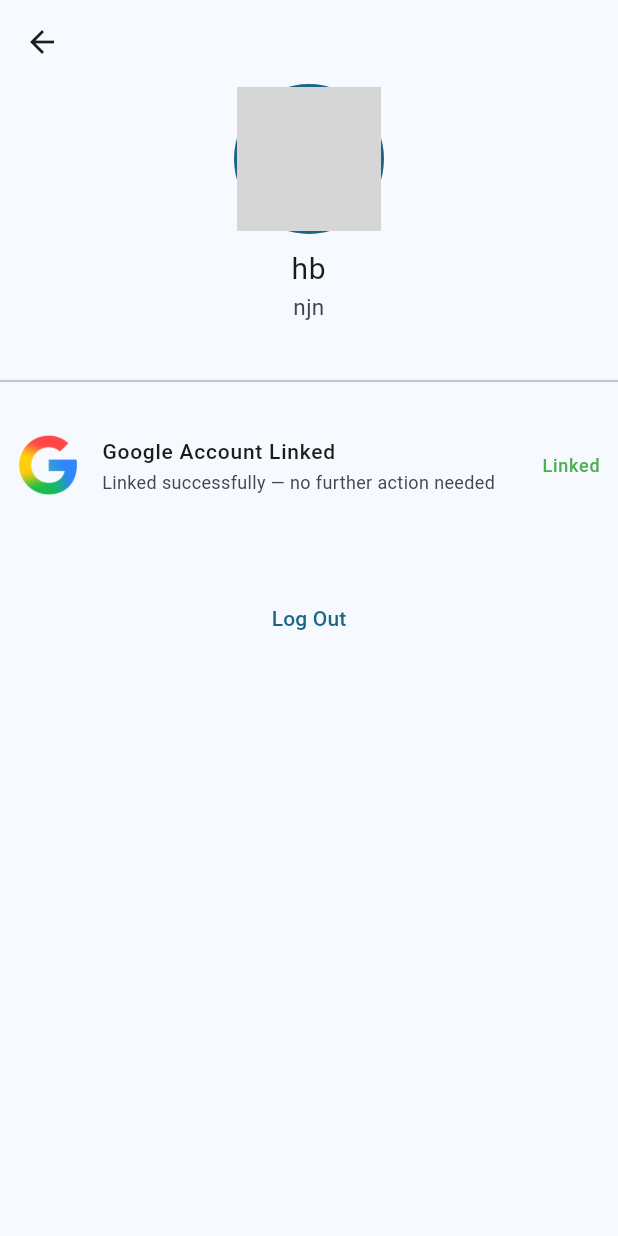
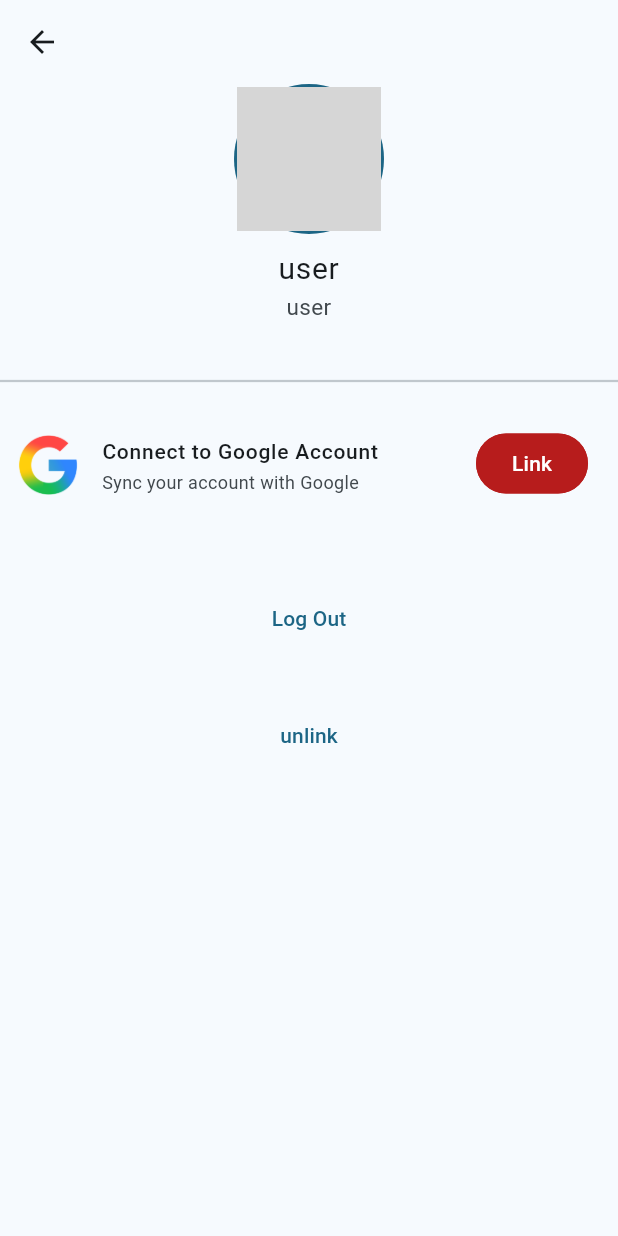
Before and after one commit to neeraj22003/ChatStore, a Flutter app: the AccountDashboard screen opened directly, on a phone screen of 412 x 824 dp. Run offline on Flutter 3.47's test engine with Material 3 defaults, Android fonts, the phone set to English and light mode, and no system bars; our stand-ins replace cached_network_image, cloud_firestore, firebase_auth, firebase_core, flutter_dotenv, geocoding and 2 more; missing offline and left inert: currency_sdk, google_sign_in_all_platforms; accounts and stored records are empty; network calls fail; grey boxes are pictures that could not be loaded.

Commit message:
fixed some minor issues and added seprate unlink button

```diff
--- a/lib/features/user/data/user_repository.dart
+++ b/lib/features/user/data/user_repository.dart
@@ -15,10 +15,10 @@ class UserRepository {
         .doc(userid)
         .get();
 
-    return UserDomain.fromJson(user.data()!);
+    return UserDomain.fromJson(user.data() ?? {});
   }
 
-  Future<void> saveUser(UserDomain user, String userId) async {
+  static Future<void> saveUser(UserDomain user, String userId) async {
     await FirebaseFirestore.instance
         .collection('users')
         .doc(userId)
--- a/lib/features/user/domain/user_domain.dart
+++ b/lib/features/user/domain/user_domain.dart
@@ -1,25 +1,22 @@
 class UserDomain {
-  final String? profileimage;
+  String? profileimage;
   final String name;
   final String address;
   final String email;
   final String phone;
-  String chatroonmId;
-  String id;
+
   UserDomain({
     required this.profileimage,
     required this.name,
     required this.address,
     required this.email,
     required this.phone,
-    this.chatroonmId = '',
-    this.id = '',
   });
 
   factory UserDomain.fromJson(Map<String, dynamic> data) {
     return UserDomain(
-      profileimage: data['profileimage'] ?? '',
-      name: data['name'],
+      profileimage: data['profileimage'],
+      name: data['name'] ?? '',
       address: data['address'] ?? '',
       email: data['email'] ?? '',
       phone: data['phone'] ?? '',
--- a/lib/features/user/ui/provider/provider.dart
+++ b/lib/features/user/ui/provider/provider.dart
@@ -1,4 +1,5 @@
 import 'package:firebase_auth/firebase_auth.dart';
+import 'package:firebase_core/firebase_core.dart';
 
 import 'package:flutter/material.dart';
 import 'package:flutter_experiments/features/user/data/google_auth_service.dart';
@@ -8,12 +9,10 @@ import 'package:flutter_experiments/features/user/domain/user_domain.dart';
 class Userprovider extends ChangeNotifier {
   UserDomain? _userDomain;
   UserDomain? get userDomain => _userDomain;
-
+  bool _loading = false;
+  bool get loading => _loading;
+  String? get userId => FirebaseAuth.instance.currentUser?.uid;
   Userprovider() {
-    final initialuser = FirebaseAuth.instance.currentUser;
-    if (initialuser != null) {
-      loaduser(initialuser.uid);
-    }
     FirebaseAuth.instance.authStateChanges().listen((user) {
       if (user != null && user.emailVerified) {
         loaduser(user.uid);
@@ -21,6 +20,7 @@ class Userprovider extends ChangeNotifier {
       notifyListeners();
     });
   }
+
   void logout() async {
     _userDomain = null;
     notifyListeners();
@@ -30,13 +30,34 @@ class Userprovider extends ChangeNotifier {
   }
 
   bool get islinked {
-    return userDomain?.profileimage != null;
+    final user = FirebaseAuth.instance.currentUser;
+
+    return user?.providerData.any(
+          (provider) => provider.providerId == ('google.com'),
+        ) ??
+        false;
   }
 
   Future<void> linkwithGoogle() async {
     final googleservice = GoogleAuthservice();
     await googleservice.linkwithhgoogle();
+    await loaduser(userId!);
     notifyListeners();
+  }
+
+  Future<void> unlink() async {
+    final user = FirebaseAuth.instance.currentUser;
+    if (user != null && islinked) {
+      _loading = true;
+      notifyListeners();
+      await user.unlink('google.com');
+
+      final google = GoogleAuthservice();
+      await google.google.signOut();
+      await loaduser(user.uid);
+      _loading = false;
+      notifyListeners();
+    }
   }
 
   Future<void> loaduser(String uid) async {
--- a/lib/features/user/ui/screen/acount_dashboard.dart
+++ b/lib/features/user/ui/screen/acount_dashboard.dart
@@ -1,8 +1,10 @@
 import 'package:flutter/material.dart';
 
 import 'package:flutter_experiments/core/layout/providers/navigation_provider.dart';
+import 'package:flutter_experiments/core/services/images.dart';
 import 'package:flutter_experiments/features/user/ui/provider/provider.dart';
-
+import 'package:cached_network_image/cached_network_image.dart';
+import 'package:flutter_experiments/features/user/ui/widget/unlink_button.dart';
 import 'package:provider/provider.dart';
 
 class AccountDashboard extends StatelessWidget {
@@ -11,7 +13,7 @@ class AccountDashboard extends StatelessWidget {
   Widget profileContainer(ColorScheme color, Userprovider userprovider) {
     final user = userprovider.userDomain;
     if (user == null) {
-      return const Center(child: CircularProgressIndicator());
+      return const SizedBox.shrink();
     }
     return Padding(
       padding: const EdgeInsets.only(bottom: 40),
@@ -25,26 +27,23 @@ class AccountDashboard extends StatelessWidget {
                 backgroundColor: color.primary,
                 child: CircleAvatar(
                   radius: 48,
-                  backgroundImage: user.profileimage != null
-                      ? NetworkImage(user.profileimage!)
-                      : AssetImage(
-                          'assets/app.png',
-                        ) /*(account.profileimage!=null &&account.profileimage!['image']!=null)? NetworkImage(account.currentUser!.photoURL??''):null*/,
+                  backgroundImage: user.profileimage == null
+                      ? AssetImage(ImageService.placeholder)
+                      : CachedNetworkImageProvider(user.profileimage!),
                 ),
               ),
-
               Flexible(
                 child: ListTile(
                   contentPadding: EdgeInsets.zero,
                   title: Text(
-                    user.name.isEmpty ? 'hb' : user.name,
+                    user.name.isEmpty ? 'user' : user.name,
                     overflow: TextOverflow.ellipsis,
                     style: TextStyle(fontSize: 20),
                     textAlign: TextAlign.center,
                   ),
 
                   subtitle: Text(
-                    user.email.isEmpty ? 'njn' : user.email,
+                    user.email.isEmpty ? 'user' : user.email,
                     overflow: TextOverflow.ellipsis,
                     style: TextStyle(fontSize: 15),
                     textAlign: TextAlign.center,
@@ -74,7 +73,7 @@ class AccountDashboard extends StatelessWidget {
     BuildContext context,
   ) {
     Widget leading() {
-      return Image.asset('assets/google.png', height: 40);
+      return Image.asset(ImageService.google, height: 40);
     }
 
     return Padding(
@@ -86,7 +85,9 @@ class AccountDashboard extends StatelessWidget {
         ),
         child: ListTile(
           onTap: () async {
-            await providr.linkwithGoogle();
+            if (!providr.islinked) {
+              await providr.linkwithGoogle();
+            }
           },
           contentPadding: const EdgeInsets.all(6),
           leading: Padding(padding: EdgeInsets.zero, child: leading()),
@@ -158,6 +159,8 @@ class AccountDashboard extends StatelessWidget {
                 googlelink(color, user, context),
                 const SizedBox(height: 30),
                 lougoutbutton(user, context),
+                const SizedBox(height: 30),
+                UnlinkButton(user: user),
               ],
             ),
           ),
--- /dev/null
+++ b/lib/features/user/ui/widget/unlink_button.dart
@@ -0,0 +1,18 @@
+import 'package:flutter/material.dart';
+import 'package:flutter_experiments/features/user/ui/provider/provider.dart';
+
+class UnlinkButton extends StatelessWidget {
+  final Userprovider user;
+  const UnlinkButton({super.key, required this.user});
+  @override
+  Widget build(BuildContext context) {
+    return user.loading
+        ? const CircularProgressIndicator()
+        : TextButton(
+            onPressed: () async {
+              await user.unlink();
+            },
+            child: const Text('unlink'),
+          );
+  }
+}
```
